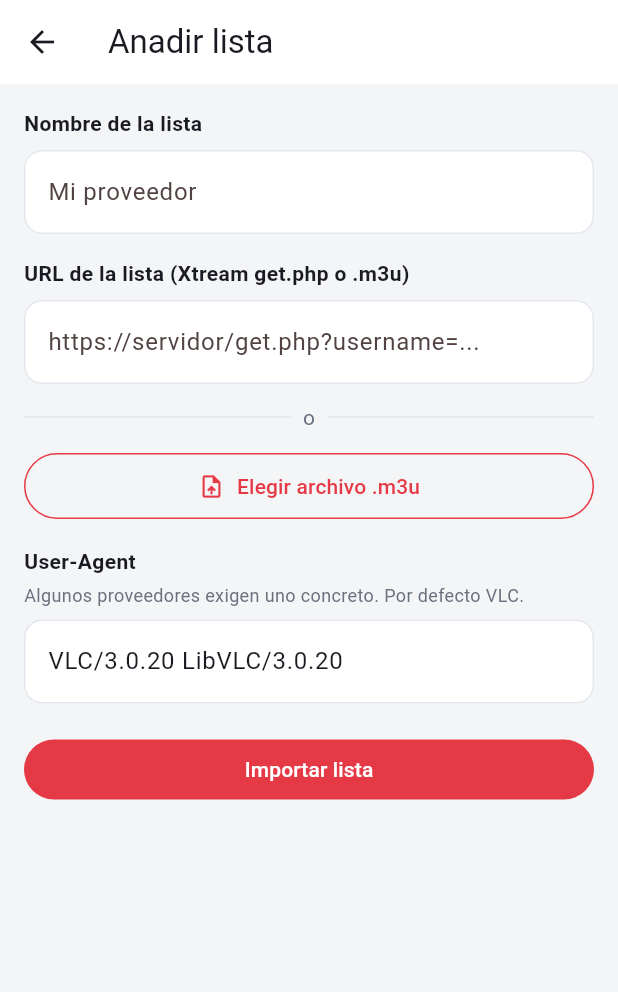
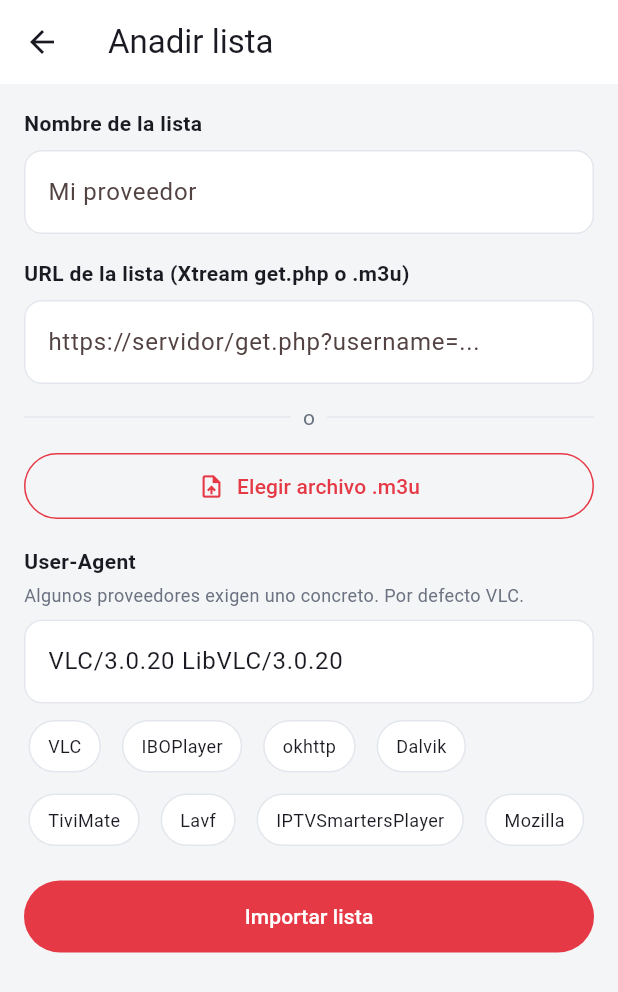
Before and after one commit to luengof67/telemovil, a Flutter app: the ImportScreen screen opened directly, on a phone screen of 412 x 824 dp. Shown: the top 992 px of the screen. Run offline on Flutter 3.47's test engine with Material 3 defaults, Android fonts, the phone set to English and light mode, and no system bars; our stand-ins replace file_picker, shared_preferences, video_player; missing offline and left inert: screen_brightness; accounts and stored records are empty.

Commit message:
Formulario de listas navegable con mando (TV)

```diff
--- a/lib/main.dart
+++ b/lib/main.dart
@@ -1737,6 +1737,8 @@ class _ImportScreenState extends State<ImportScreen> {
   final _nameC = TextEditingController();
   final _urlC = TextEditingController();
   final _uaC = TextEditingController(text: Store.defaultUa);
+  final _nameFocus = FocusNode();
+  final _urlFocus = FocusNode();
   final _uaFocus = FocusNode();
   bool _busy = false;
   String _status = '';
@@ -1771,6 +1773,8 @@ class _ImportScreenState extends State<ImportScreen> {
     _nameC.dispose();
     _urlC.dispose();
     _uaC.dispose();
+    _nameFocus.dispose();
+    _urlFocus.dispose();
     _uaFocus.dispose();
     super.dispose();
   }
@@ -1864,20 +1868,31 @@ class _ImportScreenState extends State<ImportScreen> {
     return Scaffold(
       appBar: AppBar(
           title: Text(_editing ? 'Editar lista' : 'Anadir lista')),
-      body: ListView(
+      body: FocusTraversalGroup(
+        policy: ReadingOrderTraversalPolicy(),
+        child: ListView(
           padding: const EdgeInsets.all(16),
           children: [
             const Text('Nombre de la lista',
                 style: TextStyle(fontWeight: FontWeight.bold)),
             const SizedBox(height: 8),
-          TextField(controller: _nameC, decoration: _dec('Mi proveedor')),
+            TextField(
+              controller: _nameC,
+              focusNode: _nameFocus,
+              textInputAction: TextInputAction.next,
+              onSubmitted: (_) => _urlFocus.requestFocus(),
+              decoration: _dec('Mi proveedor'),
+            ),
             const SizedBox(height: 16),
             const Text('URL de la lista (Xtream get.php o .m3u)',
                 style: TextStyle(fontWeight: FontWeight.bold)),
             const SizedBox(height: 8),
             TextField(
               controller: _urlC,
+              focusNode: _urlFocus,
               keyboardType: TextInputType.url,
+              textInputAction: TextInputAction.next,
+              onSubmitted: (_) => _uaFocus.requestFocus(),
               minLines: 1,
               maxLines: 3,
               decoration: _dec('https://servidor/get.php?username=...'),
@@ -1913,59 +1928,47 @@ class _ImportScreenState extends State<ImportScreen> {
               style: TextStyle(color: kMuted, fontSize: 12),
             ),
             const SizedBox(height: 8),
-          RawAutocomplete<String>(
-            textEditingController: _uaC,
+            TextField(
+              controller: _uaC,
               focusNode: _uaFocus,
-            optionsBuilder: (TextEditingValue value) {
-              final q = value.text.toLowerCase();
-              if (q.isEmpty) return _commonUas;
-              return _commonUas
-                  .where((u) => u.toLowerCase().contains(q));
-            },
-            fieldViewBuilder:
-                (context, controller, focusNode, onSubmitted) {
-              return TextField(
-                controller: controller,
-                focusNode: focusNode,
+              textInputAction: TextInputAction.done,
               decoration: _dec(Store.defaultUa),
-                onSubmitted: (_) => onSubmitted(),
-              );
-            },
-            optionsViewBuilder: (context, onSelected, options) {
-              final list = options.toList();
-              return Align(
-                alignment: Alignment.topLeft,
-                child: Material(
-                  color: kSurface,
-                  elevation: 4,
-                  borderRadius: BorderRadius.circular(12),
-                  child: ConstrainedBox(
-                    constraints: const BoxConstraints(
-                        maxHeight: 240, maxWidth: 600),
-                    child: ListView.builder(
-                      padding: EdgeInsets.zero,
-                      shrinkWrap: true,
-                      itemCount: list.length,
-                      itemBuilder: (_, i) {
-                        final opt = list[i];
-                        return ListTile(
-                          dense: true,
-                          title: Text(opt,
-                              maxLines: 2,
-                              overflow: TextOverflow.ellipsis,
-                              style: const TextStyle(fontSize: 13)),
-                          onTap: () => onSelected(opt),
-                        );
-                      },
-                    ),
-                  ),
-                ),
-              );
-            },
+            ),
+            const SizedBox(height: 8),
+            // Sugerencias de User-Agent como botones enfocables (mando)
+            Wrap(
+              spacing: 8,
+              runSpacing: 8,
+              children: _commonUas.map((u) {
+                return Focusable(
+                  borderRadius: BorderRadius.circular(20),
+                  onTap: () => setState(() {
+                    _uaC.text = u;
+                    _uaC.selection = TextSelection.collapsed(
+                        offset: _uaC.text.length);
+                  }),
+                  child: Container(
+                    padding: const EdgeInsets.symmetric(
+                        horizontal: 12, vertical: 8),
+                    decoration: BoxDecoration(
+                      color: kCard,
+                      borderRadius: BorderRadius.circular(20),
+                      border: Border.all(color: kBorder),
+                    ),
+                    child: Text(
+                      _uaLabel(u),
+                      style: const TextStyle(fontSize: 12),
+                    ),
+                  ),
+                );
+              }).toList(),
             ),
             const SizedBox(height: 20),
             FilledButton(
-            style: FilledButton.styleFrom(backgroundColor: kAccent),
+              style: FilledButton.styleFrom(
+                backgroundColor: kAccent,
+                padding: const EdgeInsets.symmetric(vertical: 14),
+              ),
               onPressed: _busy ? null : _import,
               child: _busy
                   ? const SizedBox(
@@ -1982,7 +1985,15 @@ class _ImportScreenState extends State<ImportScreen> {
             ],
           ],
         ),
-    );
+      ),
+    );
+  }
+
+  // Etiqueta corta para el boton de User-Agent
+  String _uaLabel(String ua) {
+    final slash = ua.indexOf('/');
+    final base = slash > 0 ? ua.substring(0, slash) : ua;
+    return base.length > 18 ? '${base.substring(0, 18)}...' : base;
   }
 
   InputDecoration _dec(String hint) => InputDecoration(
```
Lines whose indentation alone changed are shown as unchanged.
